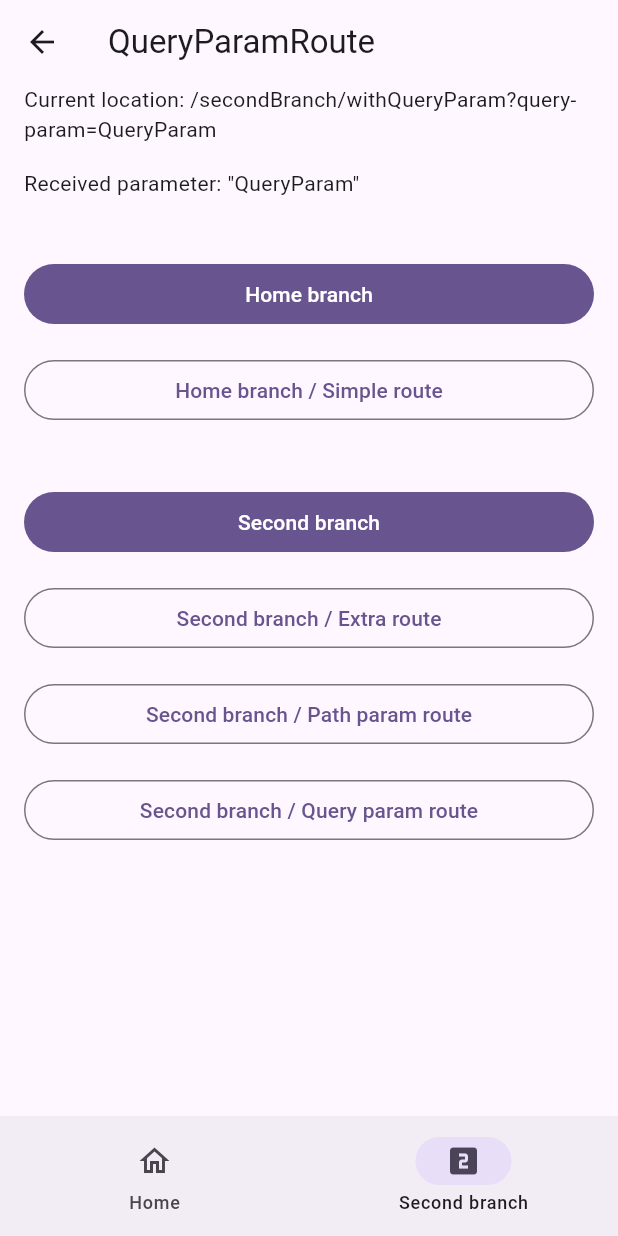
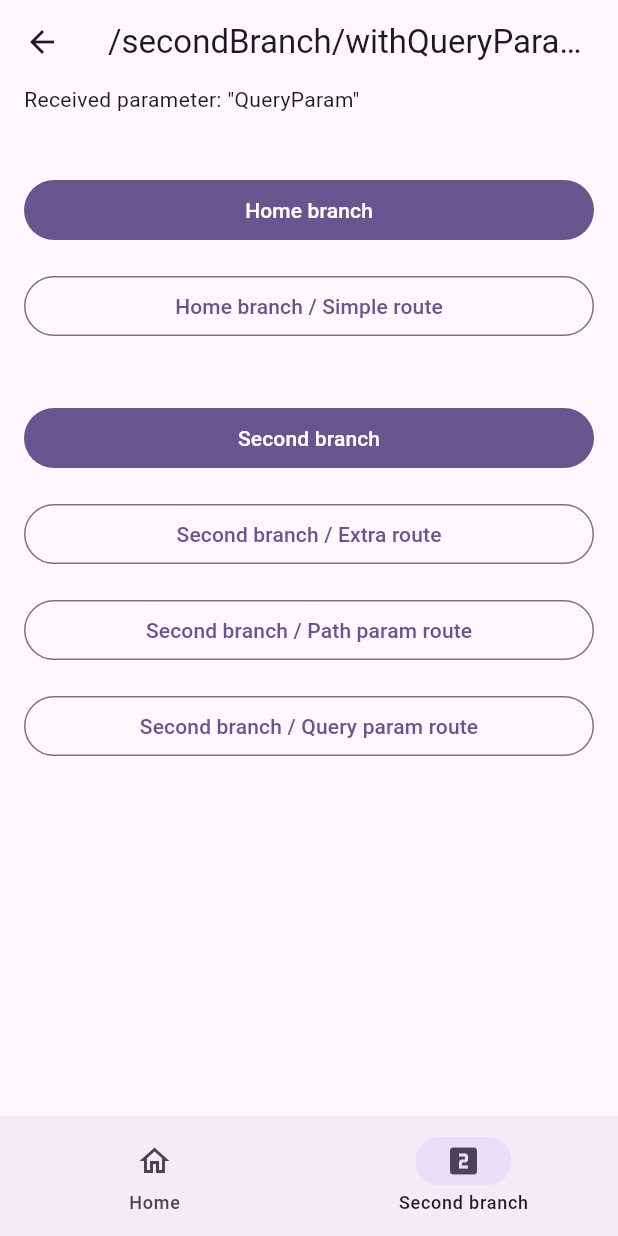
Before and after one commit to FalseR20/go-router-builder-example, a Flutter app: the CommonScreen screen opened by its route, after a tap on "Second branch", after a tap on "Second branch / Query param route", on a phone screen of 412 x 824 dp. Run offline on Flutter 3.47's test engine with Material 3 defaults, Android fonts, the light colour scheme and no system bars; our stand-ins replace go_router.

Commit message:
feat: change title on uri

```diff
--- a/lib/builder_off/common_screen.dart
+++ b/lib/builder_off/common_screen.dart
@@ -5,25 +5,24 @@ import 'package:go_router/go_router.dart';
 
 class CommonScreen extends StatelessWidget {
   const CommonScreen({
-    required this.title,
     this.param,
     super.key,
   });
 
-  final String title;
   final String? param;
 
   @override
   Widget build(BuildContext context) {
     return Scaffold(
-      appBar: AppBar(title: Text(title)),
+      appBar: AppBar(
+        title: Text(GoRouterState.of(context).uri.toString()),
+      ),
       body: Padding(
         padding: const EdgeInsets.symmetric(horizontal: 16.0),
         child: Column(
           spacing: 16.0,
           crossAxisAlignment: CrossAxisAlignment.stretch,
           children: [
-            Text('Current location: ${GoRouterState.of(context).uri}'),
             Text('Received parameter: ${json.encode(param)}'),
             const SizedBox(height: 8.0),
             FilledButton(
--- a/lib/builder_on/common_screen.dart
+++ b/lib/builder_on/common_screen.dart
@@ -6,25 +6,24 @@ import 'package:go_router_builder_example/builder_on/routes.dart';
 
 class CommonScreen extends StatelessWidget {
   const CommonScreen({
-    required this.title,
     this.param,
     super.key,
   });
 
-  final String title;
   final String? param;
 
   @override
   Widget build(BuildContext context) {
     return Scaffold(
-      appBar: AppBar(title: Text(title)),
+      appBar: AppBar(
+        title: Text(GoRouterState.of(context).uri.toString()),
+      ),
       body: Padding(
         padding: const EdgeInsets.symmetric(horizontal: 16.0),
         child: Column(
           spacing: 16.0,
           crossAxisAlignment: CrossAxisAlignment.stretch,
           children: [
-            Text('Current location: ${GoRouterState.of(context).uri}'),
             Text('Received parameter: ${json.encode(param)}'),
             const SizedBox(height: 8.0),
             FilledButton(
--- a/lib/builder_on/routes.dart
+++ b/lib/builder_on/routes.dart
@@ -45,7 +45,7 @@ class HomeRoute extends GoRouteData {
 
   @override
   Widget build(BuildContext context, GoRouterState state) =>
-      const CommonScreen(title: 'HomeRoute');
+      const CommonScreen();
 }
 
 class SimpleRoute extends GoRouteData {
@@ -53,7 +53,7 @@ class SimpleRoute extends GoRouteData {
 
   @override
   Widget build(BuildContext context, GoRouterState state) =>
-      const CommonScreen(title: 'SimpleRoute');
+      const CommonScreen();
 }
 
 class SecondBranchRoute extends GoRouteData {
@@ -61,7 +61,7 @@ class SecondBranchRoute extends GoRouteData {
 
   @override
   Widget build(BuildContext context, GoRouterState state) =>
-      const CommonScreen(title: 'SecondBranchRoute');
+      const CommonScreen();
 }
 
 class ExtraRoute extends GoRouteData {
@@ -71,7 +71,7 @@ class ExtraRoute extends GoRouteData {
 
   @override
   Widget build(BuildContext context, GoRouterState state) =>
-      CommonScreen(title: 'ExtraRoute', param: $extra);
+      CommonScreen(param: $extra);
 }
 
 class PathParamRoute extends GoRouteData {
@@ -81,7 +81,7 @@ class PathParamRoute extends GoRouteData {
 
   @override
   Widget build(BuildContext context, GoRouterState state) =>
-      CommonScreen(title: 'PathParamRoute', param: pathParam);
+      CommonScreen(param: pathParam);
 }
 
 class QueryParamRoute extends GoRouteData {
@@ -91,5 +91,5 @@ class QueryParamRoute extends GoRouteData {
 
   @override
   Widget build(BuildContext context, GoRouterState state) =>
-      CommonScreen(title: 'QueryParamRoute', param: queryParam);
+      CommonScreen(param: queryParam);
 }
```
Also changed, not shown: lib/builder_off/routes.dart (+3 -9 lines).
